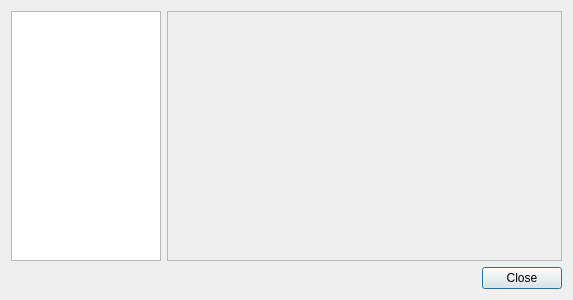
This is src/Sigil/Form_Files/Preferences.ui in Sigil-Ebook/Sigil as Qt 5 draws it before an edit. The edited form follows.
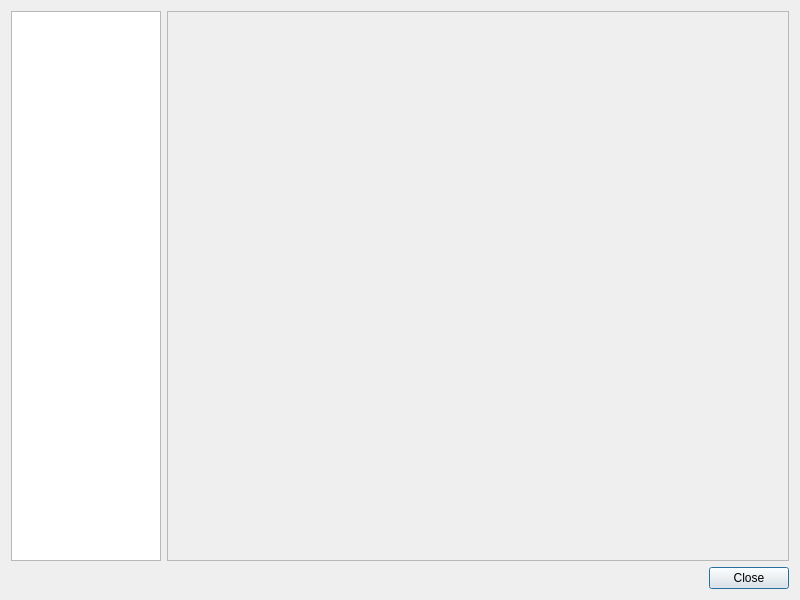
This is the edited form.

Commit message: Short cut manager preference widget for allowing users to change the keyboard shortcuts.

What changed in the file:
```diff
--- a/src/Sigil/Form_Files/Preferences.ui
+++ b/src/Sigil/Form_Files/Preferences.ui
@@ -6,8 +6,8 @@
    <rect>
     <x>0</x>
     <y>0</y>
-    <width>573</width>
-    <height>300</height>
+    <width>800</width>
+    <height>600</height>
    </rect>
   </property>
   <property name="windowTitle">
@@ -57,8 +57,8 @@
          <rect>
           <x>0</x>
           <y>0</y>
-          <width>385</width>
-          <height>232</height>
+          <width>612</width>
+          <height>532</height>
          </rect>
         </property>
        </widget>
```
The commit also changes 10 other files.
